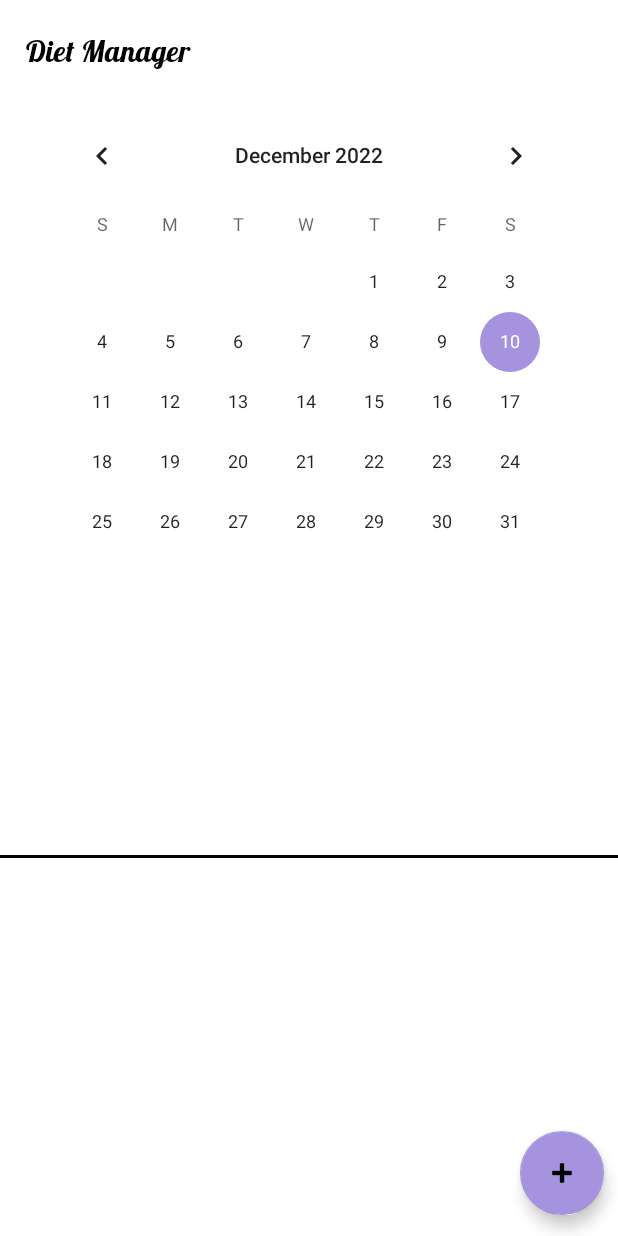
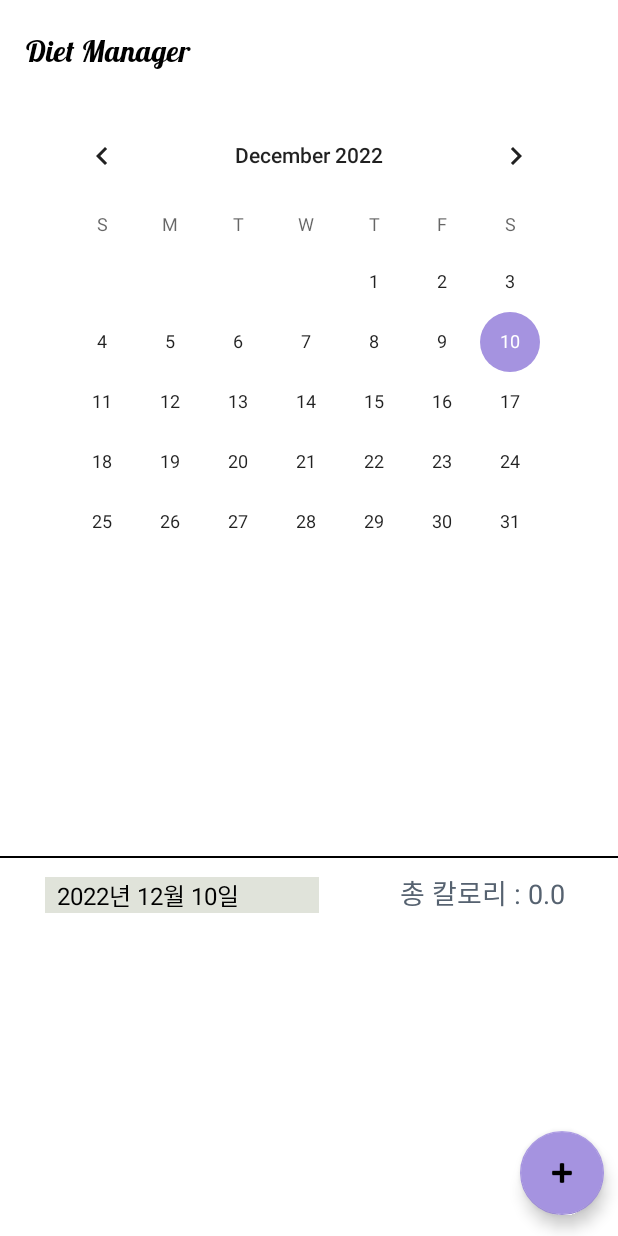
Before and after one commit to diet-app/diet-app, an Android app: the screen it shows after launch (MainActivity), on a phone screen of 412 x 824 dp. Run offline under Robolectric (Android 15) with nearby library versions, the phone set to English and light mode, and no system bars; our stand-ins replace Room's generated code.

Commit message:
팝업창 DB연결, 총 칼로리 계산 추가

```diff
--- a/app/src/main/AndroidManifest.xml
+++ b/app/src/main/AndroidManifest.xml
@@ -19,7 +19,7 @@
 
         <meta-data
             android:name="com.google.android.geo.API_KEY"
-            android:value="${MAPS_API_KEY}" />
+            android:value="AIzaSyDtIo85JzEJZumMwudyE7EOY7GwZDC4g18" />
 
         <activity
             android:name=".EnterDiet2"
--- a/app/src/main/java/com/sggyu/diet_app/CustomDialogInterface.java
+++ /dev/null
@@ -1,5 +0,0 @@
-package com.sggyu.diet_app;
-
-public interface CustomDialogInterface {
-    void OnAdd();
-}
--- a/app/src/main/java/com/sggyu/diet_app/DietDAO.java
+++ b/app/src/main/java/com/sggyu/diet_app/DietDAO.java
@@ -13,7 +13,7 @@ public interface DietDAO {
     @Query("SELECT * FROM diet")
     List<Diet> getAll();
 
-    @Query("SELECT * FROM diet WHERE date= :str")
+    @Query("SELECT * FROM diet WHERE date LIKE :str || '%'")
     List<Diet> getByDate(String str);
 
     @Query("SELECT count(*) FROM diet")
--- a/app/src/main/java/com/sggyu/diet_app/EnterDiet2.java
+++ b/app/src/main/java/com/sggyu/diet_app/EnterDiet2.java
@@ -132,6 +132,8 @@ public class EnterDiet2 extends AppCompatActivity implements OnMapReadyCallback{
                 instream.close();   // 스트림 닫아주기
                 saveBitmapToJpeg(imgBitmap);
                 Log.d("Uri: ", getCacheDir() + "/" + uri.getEncodedPath());
+
+                uri = null;
             } catch (IOException e) {
                 e.printStackTrace();
             }
--- a/app/src/main/java/com/sggyu/diet_app/FoodDAO.java
+++ b/app/src/main/java/com/sggyu/diet_app/FoodDAO.java
@@ -13,6 +13,9 @@ public interface FoodDAO {
     @Query("SELECT * FROM food")
     List<Food> getAll();
 
+    @Query("SELECT * FROM food WHERE name =:str")
+    List<Food> getByName(String str);
+
     @Insert(onConflict = OnConflictStrategy.REPLACE)
     void insertAll(Food... foods);
 
--- a/app/src/main/java/com/sggyu/diet_app/MainActivity.java
+++ b/app/src/main/java/com/sggyu/diet_app/MainActivity.java
@@ -18,6 +18,8 @@ import android.view.View;
 import java.io.BufferedReader;
 import java.io.InputStreamReader;
 import java.util.ArrayList;
+import java.util.Calendar;
+import java.util.Date;
 import java.util.List;
 import android.view.LayoutInflater;
 import android.view.View;
@@ -27,6 +29,7 @@ import android.widget.ArrayAdapter;
 import android.widget.CalendarView;
 import android.widget.ListView;
 import android.widget.TextView;
+import android.widget.Toast;
 
 import org.w3c.dom.Text;
 
@@ -39,7 +42,9 @@ public class MainActivity extends Activity {
     public CalendarView calendarView;
     public ListView listView;
     public TextView dietTextView;
+    public TextView totalKcalTextView;
 
+    @SuppressLint("MissingInflatedId")
     @Override
     protected void onCreate(Bundle savedInstanceState) {
 
@@ -48,9 +53,8 @@ public class MainActivity extends Activity {
         calendarView = findViewById(R.id.calendarView);
         dietTextView = findViewById(R.id.diettextView);
         listView = findViewById(R.id.listView1);
+        totalKcalTextView = findViewById(R.id.totaltextView);
 
-        dietTextView.setVisibility(View.INVISIBLE);
-        listView.setVisibility(View.INVISIBLE);
 
         //캘린더에서 날짜 눌렀을때 식단 listView 띄우기
         calendarView.setOnDateChangeListener(new CalendarView.OnDateChangeListener()
@@ -58,19 +62,20 @@ public class MainActivity extends Activity {
             @Override
             public void onSelectedDayChange(@NonNull CalendarView view, int year, int month, int dayOfMonth)
             {
-                dietTextView.setVisibility(View.VISIBLE);
                 dietTextView.setText(String.format("  %d년 %d월 %d일", year, month + 1, dayOfMonth));
 
                 checkDayArr(year, month, dayOfMonth);
-
-                listView.setVisibility(View.VISIBLE);
-
             }
         });
+
+        Calendar calendar = Calendar.getInstance();
+        dietTextView.setText(String.format("  %d년 %d월 %d일  ", calendar.get(Calendar.YEAR), calendar.get(Calendar.MONTH) + 1, calendar.get(Calendar.DAY_OF_MONTH)));
+        checkDayArr(calendar.get(Calendar.YEAR), calendar.get(Calendar.MONTH), calendar.get(Calendar.DAY_OF_MONTH));
 
         // Create foodDB
         FoodDB db = FoodDB.getInstance(this);
         FoodDAO foodDao = db.foodDao();
+
         // read from food asset
         try {
             List<Food> foodList = readFromAssets("food.txt");
@@ -86,16 +91,28 @@ public class MainActivity extends Activity {
     public void checkDayArr(int year, int month, int day){
 
         String date;
-        date = Integer.toString(year) + Integer.toString(month+1) + Integer.toString(day);
+        date = year + "/" + (month+1) + "/" + day;
 
         FoodDB db = FoodDB.getInstance(this);
+        FoodDAO foodDAO = db.foodDao();
+
         DietDAO dietDao = db.dietDAO();
         List<Diet> dietInfo = dietDao.getByDate(date);
 
+
+        double totalKcal = 0;
+
         List<String> stringList = new ArrayList<>();
-        for(int i=0; i<2; i++){
-            stringList.add("식단" + Integer.toString(i+1));
+        for(int i=0; i<dietInfo.size(); i++){
+            stringList.add("식단" + (i+1));
+            Diet curDiet = dietInfo.get(i);
+            List<Food> FoodInfo = foodDAO.getByName(curDiet.name);
+            Food curFood = FoodInfo.get(0);
+            totalKcal += Double.parseDouble(curFood.kcal)*curDiet.num;
         }
+
+        totalKcalTextView.setText("총 칼로리 : " + totalKcal);
+
 
         ArrayAdapter<String> adapter;
         adapter = new ArrayAdapter<>(this, R.layout.main_listview, stringList);
@@ -107,37 +124,15 @@ public class MainActivity extends Activity {
             public void onItemClick(AdapterView<?> parent, View view, int position, long id) {
 
                 CustomDialog dialog = new CustomDialog(MainActivity.this);
+                dialog.setOwnerActivity(MainActivity.this);
                 dialog.show();
                 int i = Long.valueOf(Optional.ofNullable(id).orElse(0L)).intValue();
-                dialog.setContent(i, db, date);
 
-//                Context mContext = getApplicationContext();
-//                LayoutInflater inflater = (LayoutInflater) mContext.getSystemService(LAYOUT_INFLATER_SERVICE);
-//
-//                //R.layout.diet_popup xml 파일명이고  R.id.popup은 보여줄 레이아웃 아이디
-//                View layout = inflater.inflate(R.layout.diet_popup,(ViewGroup) findViewById(R.id.popup));
-//                AlertDialog.Builder aDialog = new AlertDialog.Builder(MainActivity.this);
-//                int i = Long.valueOf(Optional.ofNullable(id).orElse(0L)).intValue();
-//                TextView title = new TextView(MainActivity.this);
-//                title.setText(String.format("식단%d", id+1));
-//                title.setPadding(20, 40, 20, 30);
-//                title.setGravity(Gravity.CENTER);
-//                title.setBackgroundColor(Color.parseColor("#566270"));
-//                title.setTextColor(Color.parseColor("#FFFFF3"));
-//                title.setTextSize(16);
-//                aDialog.setCustomTitle(title);
-//                aDialog.setView(layout); //diet_popup.xml 파일을 뷰로 셋팅
-//
-//
-//                aDialog.setNegativeButton("닫기", new DialogInterface.OnClickListener() {
-//                    public void onClick(DialogInterface dialog, int which) {
-//                    }
-//                });
-//                AlertDialog ad = aDialog.create();
-//
-//
-//
-//                ad.show();
+                try{
+                    dialog.setContent(i, db, date);
+                }catch (Exception e) {
+                    Toast.makeText(MainActivity.this, "이미지 사진 없음", Toast.LENGTH_SHORT).show();
+                }
             }
         });
     }
--- a/app/src/main/res/layout/activity_main.xml
+++ b/app/src/main/res/layout/activity_main.xml
@@ -71,7 +71,7 @@
 
     <TextView
         android:id="@+id/diettextView"
-        android:layout_width="188dp"
+        android:layout_width="wrap_content"
         android:layout_height="24dp"
         android:layout_alignParentStart="true"
         android:layout_alignParentEnd="true"
@@ -88,10 +88,22 @@
     <View
         android:id="@+id/View1"
         android:layout_width="match_parent"
-        android:layout_height="2dp"
+        android:layout_height="1dp"
         android:layout_alignParentBottom="true"
         android:layout_marginBottom="252dp"
         android:background="#000000" />
 
+    <TextView
+        android:id="@+id/totaltextView"
+        android:layout_width="wrap_content"
+        android:layout_height="wrap_content"
+        android:layout_alignParentEnd="true"
+        android:layout_alignParentBottom="true"
+        android:layout_marginEnd="35dp"
+        android:layout_marginBottom="215dp"
+        android:textSize="18sp"
+        android:textColor="@color/main_blue"
+        android:text="@string/diet_total_cal" />
+
 
 </RelativeLayout>
```
Also changed, not shown: app/src/main/java/com/sggyu/diet_app/CustomDialog.java (+35 -24 lines), app/src/main/res/layout/diet_popup.xml (+7 -6 lines), app/src/main/res/values/strings.xml (+9 -0 lines).
